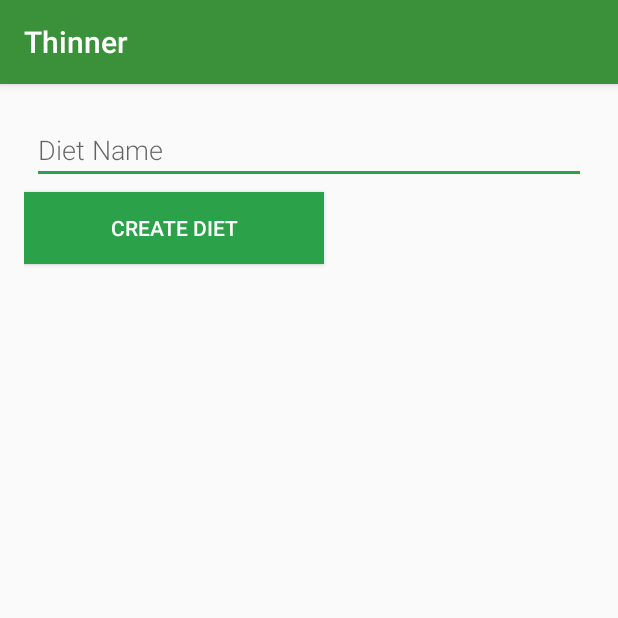
After one commit to EduardoVaca/Thinner, an Android app: the CreateDiet screen opened directly, with no data from a screen before it, on a phone screen of 412 x 824 dp, the top half of it. The commit adds this screen. Run offline under Robolectric (Android 15) with nearby library versions, the phone set to English and light mode, and no system bars.

Commit message:
Added class

```diff
--- /dev/null
+++ b/Thinner/app/src/main/java/com/example/eduardovaca/thinner/CreateDiet.java
@@ -0,0 +1,60 @@
+package com.example.eduardovaca.thinner;
+
+import android.app.AlertDialog;
+import android.app.ProgressDialog;
+import android.support.v7.app.AppCompatActivity;
+import android.os.Bundle;
+import android.text.Editable;
+import android.util.Log;
+import android.view.View;
+import android.widget.Button;
+import android.widget.EditText;
+
+import com.parse.ParseException;
+import com.parse.ParseObject;
+import com.parse.ParseUser;
+import com.parse.SaveCallback;
+
+public class CreateDiet extends AppCompatActivity {
+
+    private EditText dietName;
+    private Button createDiet;
+
+    @Override
+    protected void onCreate(Bundle savedInstanceState) {
+        super.onCreate(savedInstanceState);
+        setContentView(R.layout.activity_create_diet);
+
+        dietName = (EditText) findViewById(R.id.diet_name_et);
+        createDiet = (Button) findViewById(R.id.create_diet);
+
+        createDiet.setOnClickListener(new View.OnClickListener() {
+            @Override
+            public void onClick(View v) {
+
+                Log.v(null, "Button pressed");
+                ParseUser currentUser = ParseUser.getCurrentUser();
+
+                ParseObject newDiet = new ParseObject("Diet");
+                newDiet.put("userId", currentUser);
+                newDiet.put("name", dietName.getText().toString());
+
+                final ProgressDialog load = new ProgressDialog(CreateDiet.this, AlertDialog.THEME_HOLO_LIGHT);
+                load.show();
+
+                newDiet.saveInBackground(new SaveCallback() {
+                    @Override
+                    public void done(ParseException e) {
+
+                        if(e == null){
+                            Log.v(null, "Inserted");
+                        }
+                        load.dismiss();
+                    }
+                });
+
+
+            }
+        });
+    }
+}
--- /dev/null
+++ b/Thinner/app/src/main/res/layout/activity_create_diet.xml
@@ -0,0 +1,32 @@
+<?xml version="1.0" encoding="utf-8"?>
+<LinearLayout xmlns:android="http://schemas.android.com/apk/res/android"
+    xmlns:tools="http://schemas.android.com/tools" android:layout_width="match_parent"
+    android:layout_height="match_parent" android:paddingLeft="@dimen/activity_horizontal_margin"
+    android:paddingRight="@dimen/activity_horizontal_margin"
+    android:paddingTop="@dimen/activity_vertical_margin"
+    android:paddingBottom="@dimen/activity_vertical_margin"
+    tools:context="com.example.eduardovaca.thinner.CreateDiet">
+
+    <LinearLayout
+        android:layout_width="match_parent"
+        android:layout_height="match_parent"
+        android:orientation="vertical">
+
+        <EditText
+            android:id="@+id/diet_name_et"
+            android:layout_margin="5dp"
+            android:layout_width="match_parent"
+            android:layout_height="wrap_content"
+            android:fontFamily="sans-serif-light"
+            android:hint="Diet Name"/>
+
+        <Button
+            android:id="@+id/create_diet"
+            android:layout_width="200dp"
+            android:layout_height="wrap_content"
+            android:textColor="#ffff"
+            android:text="Create Diet"
+            android:background="@color/colorAccent"/>
+    </LinearLayout>
+
+</LinearLayout>
--- a/Thinner/app/src/main/res/layout/welcome.xml
+++ b/Thinner/app/src/main/res/layout/welcome.xml
@@ -17,6 +17,7 @@
             android:layout_marginBottom="100dp"/>
 
         <Button
+            android:id="@+id/create_diet"
             android:layout_width="200dp"
             android:layout_height="wrap_content"
             android:textColor="#ffff"
```
Also changed, not shown: Thinner/app/src/main/AndroidManifest.xml (+10 -7 lines), Thinner/app/src/main/java/com/example/eduardovaca/thinner/Welcome.java (+12 -0 lines).
